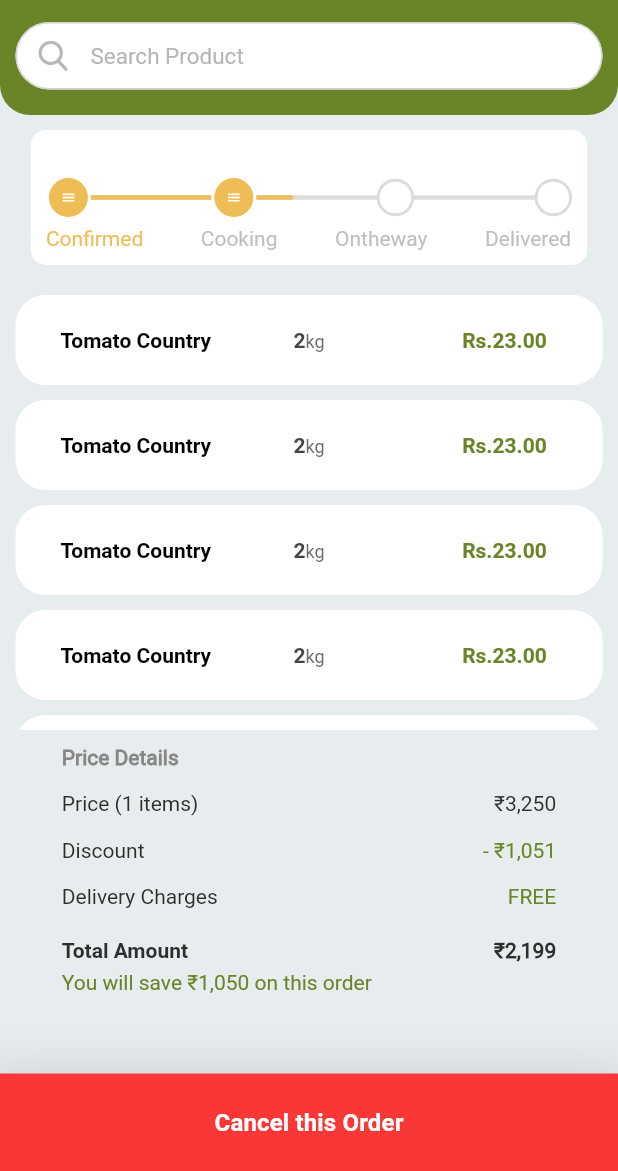
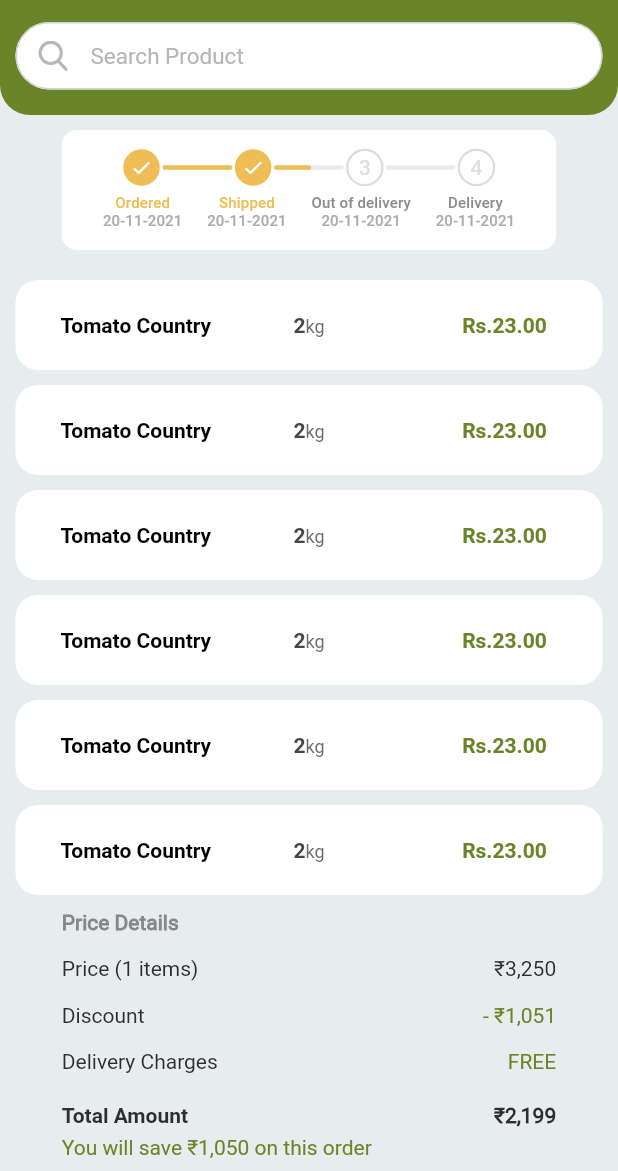
Before and after one commit to muthu-gokul/ecommerce_user, a Flutter app: the OrderNoDetails screen opened directly, on a phone screen of 412 x 824 dp, the part 65-1236 px from its top. Run offline on Flutter 3.47's test engine with Material 2 defaults, Android fonts, the phone set to English and light mode, and no system bars; our stand-ins replace carousel_slider, flutter_svg.

Commit message:
responsive order track

```diff
--- a/lib/pages/Profile/MyProfile.dart
+++ b/lib/pages/Profile/MyProfile.dart
@@ -40,11 +40,11 @@ class _MyProfileState extends State<MyProfile> {
             children: [
               Container(
                 width: SizeConfig.screenWidth,
-                height:SizeConfig.screenHeight!-400 ,
+                height:400 ,
                 child: Stack(
                   alignment: AlignmentDirectional.topCenter,
                   children: [
-                   Container(
+                    Container(
                      width: width,
                      height: 250,
                      color: Color(0XFFEBEBEB),
@@ -52,7 +52,16 @@ class _MyProfileState extends State<MyProfile> {
                      child:Row(
                        mainAxisAlignment: MainAxisAlignment.spaceBetween,
                        children: [
-                         CustomAppBar(title: "My profile",),
+                         CustomAppBar(
+                           title: "My profile",
+                           prefix: IconButton(onPressed: (){
+                             widget.voidCallback();
+                             //  Navigator.push(context, MaterialPageRoute(builder: (ctx)=>AddressHomePage()));
+                           },
+                             icon: Image.asset('assets/menu.png',width:20,color: Colors.black,),
+                             //   icon: Icon(Icons.menu,color: Colors.white,size: 30,),
+                           ),
+                         ),
                          GestureDetector(
                            onTap: (){
                               Navigator.push(context, MaterialPageRoute(builder: (ctx)=>MyProfileEdit()));
@@ -126,7 +135,7 @@ class _MyProfileState extends State<MyProfile> {
                 ),
               ),
               Container(
-                height: 370,
+                height: SizeConfig.screenHeight!-450,
                 child: SingleChildScrollView(
                   child: Wrap(
                     alignment: WrapAlignment.start,
--- a/lib/pages/Profile/superCoin.dart
+++ b/lib/pages/Profile/superCoin.dart
@@ -42,7 +42,7 @@ class _SuperCoinsState extends State<SuperCoins> {
             children: [
               Container(
                 width: SizeConfig.screenWidth,
-                height:SizeConfig.screenHeight!-400 ,
+                height:400 ,
                 child: Stack(
                   alignment: AlignmentDirectional.topCenter,
                   children: [
@@ -116,7 +116,7 @@ class _SuperCoinsState extends State<SuperCoins> {
                       children: [
                         Container(
                           width: width,
-                          height: 80,
+                          //height: 85,
                           margin: EdgeInsets.only(left: 10.0,right: 10.0,),
                           padding: const EdgeInsets.all(10.0),
                           decoration: BoxDecoration(
@@ -134,6 +134,7 @@ class _SuperCoinsState extends State<SuperCoins> {
                                       Container(
                                           child:Text('${litems[i].name}',style: TextStyle(fontFamily: 'RM',fontSize: 16,color: text1,),)
                                       ),
+                                      SizedBox(height: 5,),
                                       Row(
                                         children: [
                                           Container(
@@ -142,6 +143,7 @@ class _SuperCoinsState extends State<SuperCoins> {
                                           Text('${litems[i].id}',style: TextStyle(fontFamily: 'RR',fontSize: 14,color:text1.withOpacity(0.9),),)
                                         ],
                                       ),
+                                      SizedBox(height: 5,),
                                       Row(
                                         children: [
                                           Container(
--- a/lib/pages/myOrder/orderNoPage.dart
+++ b/lib/pages/myOrder/orderNoPage.dart
@@ -3,6 +3,7 @@ import 'package:ecommerce_user/notifiers/themeNotifier.dart';
 import 'package:ecommerce_user/styles/constants.dart';
 import 'package:ecommerce_user/styles/size.dart';
 import 'package:ecommerce_user/widgets/companySettingsTextField.dart';
+import 'package:ecommerce_user/widgets/linearProgressBar.dart';
 import 'package:flutter/material.dart';
 import 'package:flutter_svg/flutter_svg.dart';
 import 'package:provider/provider.dart';
@@ -18,12 +19,13 @@ class OrderNoDetails extends StatefulWidget {
 
 class _OrderNoDetailsState extends State<OrderNoDetails> {
   @override
-  late  double width,height,width2,height2;
+  late  double width,height,width2,height2,wid3;
   Widget build(BuildContext context) {
     width=MediaQuery.of(context).size.width;
     height=MediaQuery.of(context).size.height;
     width2=width-16;
     height2=height-16;
+    wid3=width*0.8;
     SizeConfig().init(context);
     return SafeArea(
         child: Consumer<ThemeNotifier>(
@@ -93,96 +95,69 @@ class _OrderNoDetailsState extends State<OrderNoDetails> {
                       ),
                     ),
                     SizedBox(height:10,),
-                  Container(
+                    Align(
+                      alignment: Alignment.center,
+                      child: Container(
                       margin: EdgeInsets.only(bottom: 10),
-                    width: width*0.90,
-                    padding: EdgeInsets.only(left: 10,right: 10),
-                    height:90,
+                      width: wid3,
+                     // padding: EdgeInsets.only(left: 10,right: 10),
+                      height:80,
                       decoration: BoxDecoration(
                         borderRadius: BorderRadius.circular(10.0),
                         color: Color(0xffffffff),
                       ) ,
                       child: Stack(
+                        alignment: Alignment.center,
                         children: [
-                        Align(
-                          alignment: Alignment.center,
+                          Positioned(
+                            top: 10,
                             child: Container(
-                            width: width*0.75,
-                            height: 3,
-                            decoration: BoxDecoration(
-                              borderRadius: BorderRadius.circular(30.0),
-                              // border: Border.all(color: Color(0xffEBEBEB)),
-                              color: Color(0xffDCDCDC),
-                            ),
-                          ),
-                        ),
-                        Align(
-                          alignment: Alignment.centerLeft,
-                          child: Container(
-                            width: width*0.4,
-                            height: 3,
-                            decoration: BoxDecoration(
-                              borderRadius: BorderRadius.circular(30.0),
-                              // border: Border.all(color: Color(0xffEBEBEB)),
-                              color: Color(0xffEFBD55),
-                            ),
-                          ),
-                        ),
-                        Align(
-                          alignment: Alignment.center,
-                          child: Container(
-                            width: width*0.95,
+                              width: wid3,
                               height: 30,
                               child: Row(
-                              mainAxisAlignment: MainAxisAlignment.spaceBetween,
+                                mainAxisAlignment: MainAxisAlignment.center,
                                 children: [
-                                Container(
-                                  width:30 ,
-                                  height:30 ,
-                                  decoration: BoxDecoration(
-                                    //   color: Color(0xffE8485A),
-                                      color: Color(0xffEFBD55),
-                                      shape: BoxShape.circle,
-                                    border: Border.all(color: text2,width: 2)
-                                  ),
-                                  child: Icon(Icons.menu,color: Colors.white,size: 10,),
-                                ),
-                                Container(
-                                  width:30 ,
-                                  height:30 ,
-                                  decoration: BoxDecoration(
-                                    //   color: Color(0xffE8485A),
-                                      color: Color(0xffEFBD55),
-                                      shape: BoxShape.circle,
-                                      border: Border.all(color: text2,width: 2)
-                                  ),
-                                  child: Icon(Icons.menu,color: Colors.white,size: 10,),
-                                ),
-                                Container(
-                                  width:25 ,
-                                  height:25 ,
-                                  decoration: BoxDecoration(
-                                    //   color: Color(0xffE8485A),
-                                      color:text2,
-                                      shape: BoxShape.circle,
-                                      border:Border.all(color:Color(0xffDCDCDC) ,width: 2)
-                                  ),
-                                ),
-                                Container(
-                                  width:25 ,
-                                  height:25 ,
-                                  decoration: BoxDecoration(
-                                    //   color: Color(0xffE8485A),
-                                      color:text2,
-                                      shape: BoxShape.circle,
-                                      border:Border.all(color:Color(0xffDCDCDC) ,width: 2)
-                                  ),
-                                ),
+                                  trackCircle(true, 1),
+                                  dash(1),
+                                  trackCircle(true, 2),
+                                  dash(0.5),
+                                  trackCircle(false, 3),
+                                  dash(0.0),
+                                  trackCircle(false, 4),
+
                                 ],
                               ),
                             ),
                           ),
                           Positioned(
+                            top: 43,
+                            child: Container(
+                              width: wid3,
+                              height: 30,
+                              child: Row(
+                                mainAxisAlignment: MainAxisAlignment.center,
+                                children: [
+                                  trackText("Ordered", "20-11-2021", true),
+                                  SizedBox(width: (wid3*0.05),),
+                                  trackText("Shipped", "20-11-2021", true),
+                                  SizedBox(width: (wid3*0.05),),
+                                  trackText("Out of delivery", "20-11-2021", false),
+                                  SizedBox(width: (wid3*0.05),),
+                                  trackText("Delivery", "20-11-2021", false),
+
+                                  // trackCircle(true, 1),
+                                  // dash(1),
+                                  // trackCircle(true, 2),
+                                  // dash(0.5),
+                                  // trackCircle(false, 3),
+                                  // dash(0.0),
+                                  // trackCircle(false, 4),
+
+                                ],
+                              ),
+                            ),
+                          ),
+                          /*Positioned(
                             width: width*0.85,
                             bottom: 10,
                             child: Row(
@@ -194,18 +169,25 @@ class _OrderNoDetailsState extends State<OrderNoDetails> {
                                 Text('Delivered',style:TextStyle(color: Color(0xffBFBFBF),fontSize: 14,fontFamily:'RR',)),
                               ],
                             ),
-                        ),
+                          ),*/
                           ],
                       ),
                       ),
+                    ),
+
+                     Expanded(
+                      // height: SizeConfig.screenHeight!-210,
+                       child: ListView(
+                         children: [
+                           //Items
                            Align(
                              alignment: Alignment.center,
                              child: Container(
                                padding: EdgeInsets.only(top: 10),
-                        height: 300,
+                                height: 60.0*7,
                                width:width*0.95,
                                child: ListView.builder(
-                            physics: BouncingScrollPhysics(),
+                                   physics: NeverScrollableScrollPhysics(),
                                    itemCount: 7,
                                    itemBuilder: (ctx,i){
                                      return  Container(
@@ -213,7 +195,7 @@ class _OrderNoDetailsState extends State<OrderNoDetails> {
                                        width: width*0.95,
                                        height:60,
                                        decoration: BoxDecoration(
-                              borderRadius: BorderRadius.circular(20.0),
+                                         borderRadius: BorderRadius.circular(15.0),
                                          color: Color(0xffffffff),
                                        ) ,
                                        child: Container(
@@ -254,6 +236,7 @@ class _OrderNoDetailsState extends State<OrderNoDetails> {
                            Align(
                              alignment: Alignment.center,
                              child: Container(
+                               height: 180,
                                // margin: EdgeInsets.all(20),
                                //   color: Colors.red,
                                width: width*0.8,
@@ -315,38 +298,22 @@ class _OrderNoDetailsState extends State<OrderNoDetails> {
                                ),
                              ),
                            ),
-                  ],
-                ),
-              ),
-              bottomNavigationBar:  Container(
-                width: SizeConfig.screenWidth,
-                // height:_keyboardVisible?0:  70,
-                height: 65,
-                decoration: BoxDecoration(
-                    color: Color(0XFFF93737),
-                    // color: Color(0xFF787878).withOpacity(0.1),
-                    boxShadow: [
-                      BoxShadow(
-                        color: Color(0xFF787878).withOpacity(0.2),
-                        spreadRadius: 5,
-                        blurRadius: 25,
-                        offset: Offset(0, 0), // changes position of shadow
-                      )
-                    ]
-                ),
-                child: Stack(
-                  children:
-                  [
                            Container(
                              width:  SizeConfig.screenWidth,
                              padding: EdgeInsets.only(left: 25,right: 25),
-                      height: 65,
+                             height: 50,
                              alignment: Alignment.center,
+                             color: Color(0XFFF93737),
                              child: Text('Cancel this Order',style: ts16(text2,fontfamily: 'RB'),),
                            )
                          ],
                        ),
                      ),
+
+                  ],
+                ),
+              ),
+
             ),
           ],
         )
@@ -354,6 +321,53 @@ class _OrderNoDetailsState extends State<OrderNoDetails> {
         )
     );
   }
+
+
+
+  trackCircle(bool isCrossed,int index){
+    return Container(
+      width:25 ,
+      height:25 ,
+      alignment: Alignment.center,
+      decoration:isCrossed? BoxDecoration(
+          color: trackColor,
+          shape: BoxShape.circle,
+          border: Border.all(color: text2,width: 0)
+      ):BoxDecoration(
+          color:text2,
+          shape: BoxShape.circle,
+          border:Border.all(color:Color(0xffDCDCDC) ,width: 1.5)
+      ),
+      child: isCrossed?Icon(Icons.done,color: Colors.white,size: 15,):
+      Text("$index",style: ts14(Color(0xffDCDCDC)),),
+    );
+  }
+
+
+  dash(double percentage){
+    return LinearPercentIndicator(
+      leading: Container(),
+      trailing: Container(),
+      padding: EdgeInsets.only(left: 3,right: 3),
+
+      width: (wid3*0.15),
+      lineHeight: 3,
+      percent: percentage,
+      progressColor: trackColor,
+      backgroundColor: Color(0xffEBEBEB),
+    );
+  }
+
+  trackText(String title,String date,bool isCrossed){
+    return  Column(
+      children: [
+        Text(title,style: ts18(isCrossed?trackColor:Color(0xff8C8C8C),fontsize: 10,fontfamily: 'RM'),),
+        Text(date,style: ts18(trackTextColor,fontsize: 10,fontfamily: 'RM'),),
+      ],
+    );
+  }
+
+
 }
 addRemoveBtn(Widget icon){
   return Container(
--- a/lib/styles/constants.dart
+++ b/lib/styles/constants.dart
@@ -13,6 +13,8 @@ const Color addNewTextFieldFocusBorder=Color(0xFF6B6B6B);
  Color text1=Color(0xFF464646);
  Color text2=Color(0xFFFFFFFF);
  Color grey2=Color(0xFFEBEBEB);
+ Color trackColor=Color(0xffEFBD55);
+ Color trackTextColor=Color(0xffACACAC);
 
  Border gridBottomborder= Border(bottom: BorderSide(color: addNewTextFieldBorder.withOpacity(0.5)));
  TextStyle bgColorTS14=TextStyle(fontFamily: 'RR',color: bgColor,fontSize: 14);
--- a/lib/widgets/customAppBar.dart
+++ b/lib/widgets/customAppBar.dart
@@ -7,7 +7,8 @@ import 'package:flutter/material.dart';
 
 class CustomAppBar extends StatelessWidget {
   String title;
-  CustomAppBar({required this.title});
+  Widget? prefix;
+  CustomAppBar({required this.title,this.prefix});
   @override
   Widget build(BuildContext context) {
     return Container(
@@ -15,7 +16,7 @@ class CustomAppBar extends StatelessWidget {
       // width: SizeConfig.screenWidth,
       child: Row(
         children: [
-          GestureDetector(
+          prefix==null?GestureDetector(
             onTap:(){
               Navigator.pop(context);
             },
@@ -25,7 +26,7 @@ class CustomAppBar extends StatelessWidget {
                 color: Colors.transparent,
                 child: Icon(Icons.arrow_back_ios_new_outlined,color: text1,size: 20,)
             ),
-          ),
+          ):prefix!,
           Text(title,style: ts16(text1,fontfamily: 'RM'),)
         ],
       ),
--- a/pubspec.yaml
+++ b/pubspec.yaml
@@ -37,6 +37,9 @@ dependencies:
   carousel_slider:
   flutter_svg:
   provider:
+  scutiwidgets:
+    git:
+      url: https://github.com/muthu-gokul/scutiwidgets.git
 dev_dependencies:
   flutter_test:
     sdk: flutter
```
Also changed, not shown: pubspec.lock, 7 other files. Lines whose indentation alone changed are shown as unchanged.
